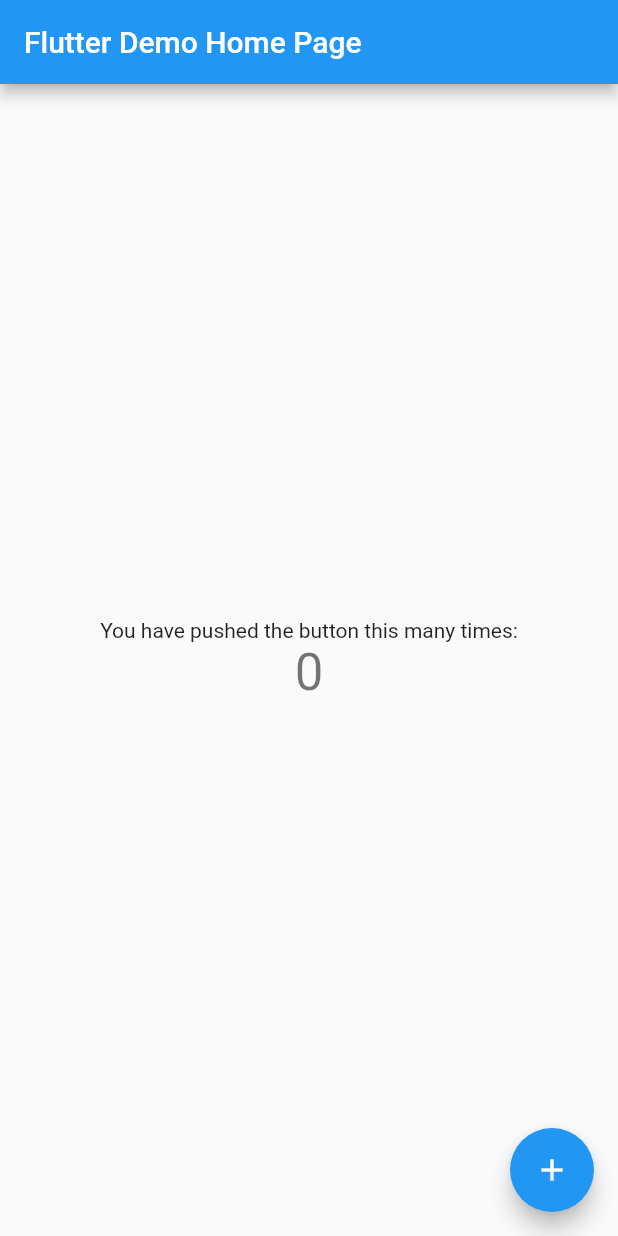
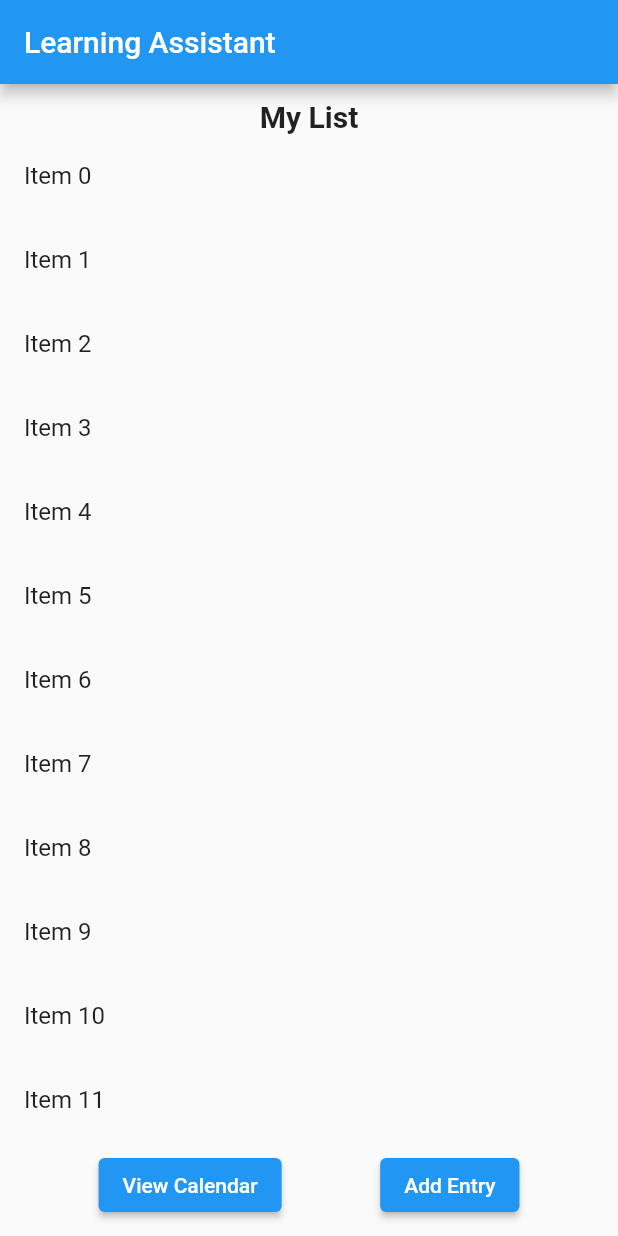
Before and after one commit to juliuscanute/learning_assistant, a Flutter app: the screen it shows after launch, on a phone screen of 412 x 824 dp. Run offline on Flutter 3.47's test engine with Material 2 defaults, Android fonts, the phone set to English and light mode, and no system bars.

Commit message:
Add screens

```diff
--- a/lib/main.dart
+++ b/lib/main.dart
@@ -1,115 +1,31 @@
 import 'package:flutter/material.dart';
+import 'package:learning_assistant/ui/add_event_view.dart';
+import 'package:learning_assistant/ui/event_view.dart';
 
 void main() {
   runApp(const MyApp());
 }
 
 class MyApp extends StatelessWidget {
-  const MyApp({super.key});
+  const MyApp({Key? key});
 
-  // This widget is the root of your application.
   @override
   Widget build(BuildContext context) {
     return MaterialApp(
       title: 'Flutter Demo',
       theme: ThemeData(
-        // This is the theme of your application.
-        //
-        // Try running your application with "flutter run". You'll see the
-        // application has a blue toolbar. Then, without quitting the app, try
-        // changing the primarySwatch below to Colors.green and then invoke
-        // "hot reload" (press "r" in the console where you ran "flutter run",
-        // or simply save your changes to "hot reload" in a Flutter IDE).
-        // Notice that the counter didn't reset back to zero; the application
-        // is not restarted.
         primarySwatch: Colors.blue,
       ),
-      home: const MyHomePage(title: 'Flutter Demo Home Page'),
+      initialRoute: '/', // Set the initial route to '/'
+      routes: {
+        // Define the routes
+        '/': (context) => Scaffold(
+              appBar: AppBar(title: Text('Learning Assistant')),
+              body: EventView(),
+            ),
+        '/create-entry': (context) =>
+            AddEventView(), // Define the 'create-entry' route
+      },
     );
   }
 }
-
-class MyHomePage extends StatefulWidget {
-  const MyHomePage({super.key, required this.title});
-
-  // This widget is the home page of your application. It is stateful, meaning
-  // that it has a State object (defined below) that contains fields that affect
-  // how it looks.
-
-  // This class is the configuration for the state. It holds the values (in this
-  // case the title) provided by the parent (in this case the App widget) and
-  // used by the build method of the State. Fields in a Widget subclass are
-  // always marked "final".
-
-  final String title;
-
-  @override
-  State<MyHomePage> createState() => _MyHomePageState();
-}
-
-class _MyHomePageState extends State<MyHomePage> {
-  int _counter = 0;
-
-  void _incrementCounter() {
-    setState(() {
-      // This call to setState tells the Flutter framework that something has
-      // changed in this State, which causes it to rerun the build method below
-      // so that the display can reflect the updated values. If we changed
-      // _counter without calling setState(), then the build method would not be
-      // called again, and so nothing would appear to happen.
-      _counter++;
-    });
-  }
-
-  @override
-  Widget build(BuildContext context) {
-    // This method is rerun every time setState is called, for instance as done
-    // by the _incrementCounter method above.
-    //
-    // The Flutter framework has been optimized to make rerunning build methods
-    // fast, so that you can just rebuild anything that needs updating rather
-    // than having to individually change instances of widgets.
-    return Scaffold(
-      appBar: AppBar(
-        // Here we take the value from the MyHomePage object that was created by
-        // the App.build method, and use it to set our appbar title.
-        title: Text(widget.title),
-      ),
-      body: Center(
-        // Center is a layout widget. It takes a single child and positions it
-        // in the middle of the parent.
-        child: Column(
-          // Column is also a layout widget. It takes a list of children and
-          // arranges them vertically. By default, it sizes itself to fit its
-          // children horizontally, and tries to be as tall as its parent.
-          //
-          // Invoke "debug painting" (press "p" in the console, choose the
-          // "Toggle Debug Paint" action from the Flutter Inspector in Android
-          // Studio, or the "Toggle Debug Paint" command in Visual Studio Code)
-          // to see the wireframe for each widget.
-          //
-          // Column has various properties to control how it sizes itself and
-          // how it positions its children. Here we use mainAxisAlignment to
-          // center the children vertically; the main axis here is the vertical
-          // axis because Columns are vertical (the cross axis would be
-          // horizontal).
-          mainAxisAlignment: MainAxisAlignment.center,
-          children: <Widget>[
-            const Text(
-              'You have pushed the button this many times:',
-            ),
-            Text(
-              '$_counter',
-              style: Theme.of(context).textTheme.headlineMedium,
-            ),
-          ],
-        ),
-      ),
-      floatingActionButton: FloatingActionButton(
-        onPressed: _incrementCounter,
-        tooltip: 'Increment',
-        child: const Icon(Icons.add),
-      ), // This trailing comma makes auto-formatting nicer for build methods.
-    );
-  }
-}
--- /dev/null
+++ b/lib/ui/event_view.dart
@@ -0,0 +1,70 @@
+import 'package:flutter/material.dart';
+
+class EventView extends StatefulWidget {
+  @override
+  _EventViewState createState() => _EventViewState();
+}
+
+class _EventViewState extends State<EventView> {
+  DateTime selectedDate = DateTime.now();
+
+  Future<void> _selectDate(BuildContext context) async {
+    final DateTime? pickedDate = await showDatePicker(
+      context: context,
+      initialDate: selectedDate,
+      firstDate: DateTime(2021, 1),
+      lastDate: DateTime(2030, 12),
+    );
+    if (pickedDate != null && pickedDate != selectedDate)
+      setState(() {
+        selectedDate = pickedDate;
+      });
+  }
+
+  @override
+  Widget build(BuildContext context) {
+    return Column(
+      crossAxisAlignment: CrossAxisAlignment.center,
+      children: [
+        Container(
+          margin: EdgeInsets.only(top: 10.0),
+          child: Text(
+            'My List',
+            style: TextStyle(fontSize: 20.0, fontWeight: FontWeight.bold),
+          ),
+        ),
+        Expanded(
+          child: ListView.builder(
+            itemCount: 100, // Replace with the number of items in your list
+            itemBuilder: (BuildContext context, int index) {
+              // Replace with your list item widget
+              return ListTile(
+                title: Text('Item $index'),
+              );
+            },
+          ),
+        ),
+        Container(
+          margin: EdgeInsets.symmetric(vertical: 10.0),
+          child: Row(
+            mainAxisAlignment: MainAxisAlignment.spaceEvenly,
+            children: [
+              ElevatedButton(
+                onPressed: () {
+                  _selectDate(context);
+                },
+                child: Text('View Calendar'),
+              ),
+              ElevatedButton(
+                onPressed: () {
+                  Navigator.pushNamed(context, '/create-entry');
+                },
+                child: Text('Add Entry'),
+              ),
+            ],
+          ),
+        ),
+      ],
+    );
+  }
+}
```
Also changed, not shown: lib/ui/add_event_view.dart (added, +134 -0 lines).
